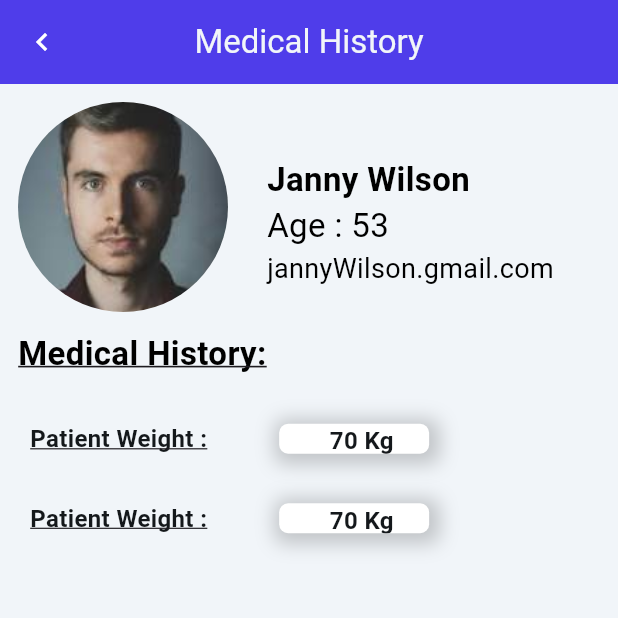
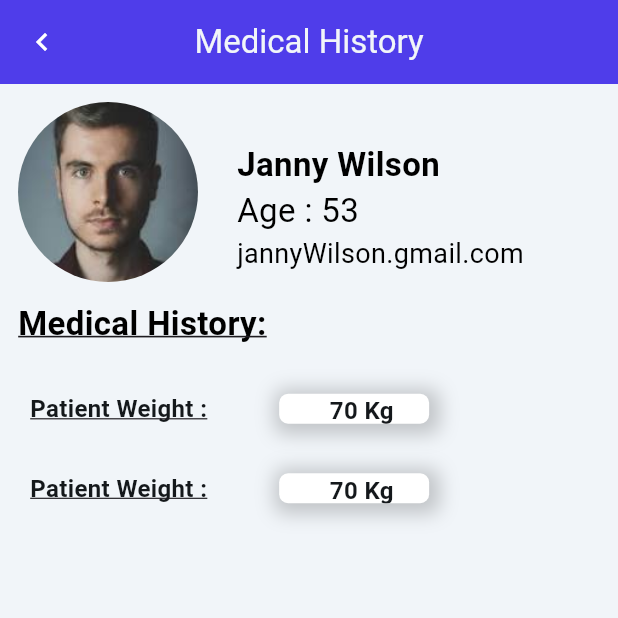
Before and after one commit to Marinaa2002/Mediverse, a Flutter app: the ViewHistory screen opened directly, on a phone screen of 412 x 824 dp, the top half of it. Run offline on Flutter 3.47's test engine with Material 3 defaults, Android fonts, the phone set to English and light mode, and no system bars; Roboto replaces fonts that are missing (Outfit, Plus Jakarta Sans).

Commit message:
post simulation edits

```diff
--- a/mediverse/lib/Screens/DoctorDashboard/MainScreen2.dart
+++ b/mediverse/lib/Screens/DoctorDashboard/MainScreen2.dart
@@ -54,7 +54,7 @@ class MainScreen2 extends StatelessWidget {
                   ),
                 ),
                 Padding(
-                  padding: const EdgeInsetsDirectional.fromSTEB(30, 0, 0, 0),
+                  padding: const EdgeInsetsDirectional.fromSTEB(20, 0, 0, 0),
                   child: Column(
                     mainAxisSize: MainAxisSize.max,
                     children: [
--- a/mediverse/lib/Screens/DoctorDashboard/ViewMedicalHistory.dart
+++ b/mediverse/lib/Screens/DoctorDashboard/ViewMedicalHistory.dart
@@ -50,16 +50,16 @@ class ViewHistory extends StatelessWidget {
                     Padding(
                       padding: const EdgeInsets.all(12),
                       child: Container(
-                        width: 140,
-                        height: 140,
+                        width: 120,
+                        height: 120,
                         decoration: const BoxDecoration(
                           color: Colors.white,
                           shape: BoxShape.circle,
                         ),
                         alignment: const AlignmentDirectional(0, 0),
                         child: Container(
-                          width: 140,
-                          height: 140,
+                          width: 120,
+                          height: 120,
                           clipBehavior: Clip.antiAlias,
                           decoration: const BoxDecoration(
                             shape: BoxShape.circle,
```
